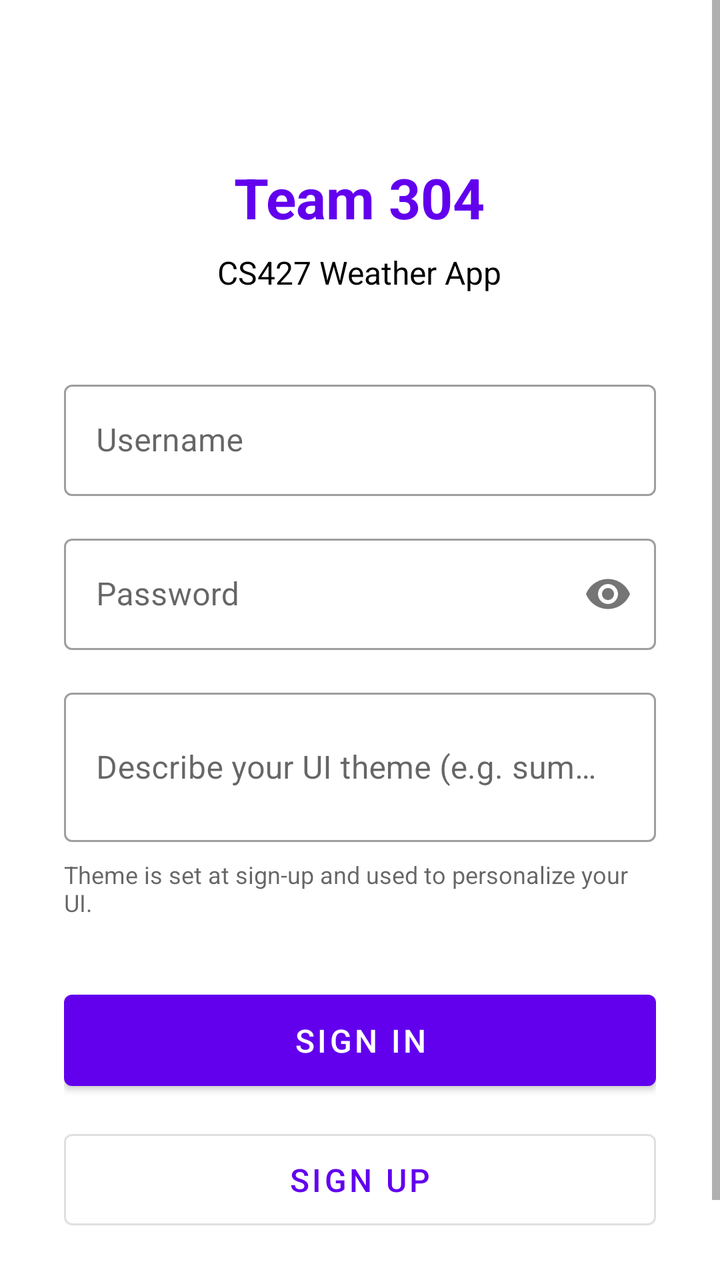
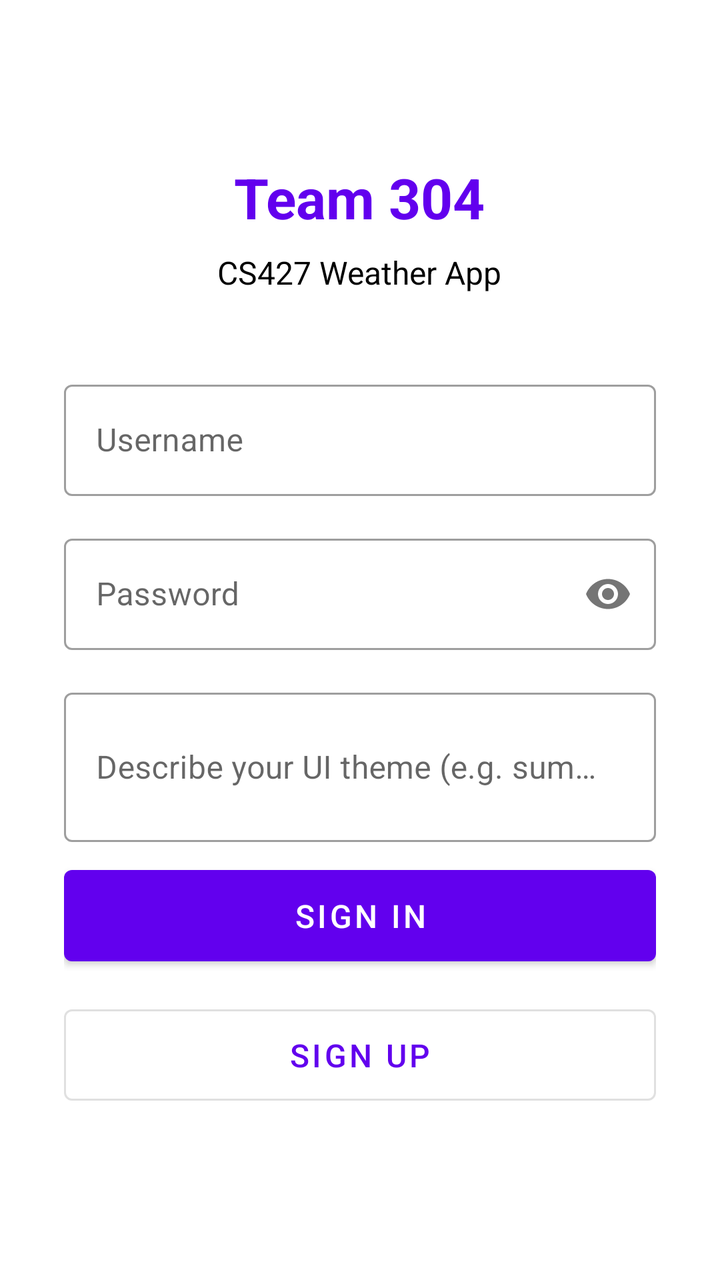

The first picture is an Android layout as it rendered before a commit; the second is the same layout after the commit. The layout source and the unified diff follow.
<!-- AndroidManifest.xml: application theme Theme.MyFirstApp -->
<!-- res/layout/activity_login.xml -->
<?xml version="1.0" encoding="utf-8"?>
<ScrollView xmlns:android="http://schemas.android.com/apk/res/android"
    xmlns:app="http://schemas.android.com/apk/res-auto"
    xmlns:tools="http://schemas.android.com/tools"
    android:layout_width="match_parent"
    android:layout_height="match_parent"
    android:background="?attr/colorSurface"
    android:fillViewport="true"
    tools:context=".LoginActivity">

    <LinearLayout
        android:layout_width="match_parent"
        android:layout_height="wrap_content"
        android:orientation="vertical"
        android:padding="32dp"
        android:gravity="center_horizontal">

        
        <TextView
            android:id="@+id/textViewAppTitle"
            android:layout_width="wrap_content"
            android:layout_height="wrap_content"
            android:layout_marginTop="48dp"
            android:text="Team 304"
            android:textSize="28sp"
            android:textStyle="bold"
            android:textColor="?attr/colorPrimary" />

        
        <TextView
            android:id="@+id/textViewSubtitle"
            android:layout_width="wrap_content"
            android:layout_height="wrap_content"
            android:layout_marginTop="8dp"
            android:layout_marginBottom="40dp"
            android:text="CS427 Weather App"
            android:textSize="16sp"
            android:textColor="?attr/colorOnSurface" />

        
        <com.google.android.material.textfield.TextInputLayout
            android:id="@+id/layoutUsername"
            style="@style/Widget.MaterialComponents.TextInputLayout.OutlinedBox"
            android:layout_width="match_parent"
            android:layout_height="wrap_content"
            android:layout_marginBottom="16dp"
            android:hint="Username">

            <com.google.android.material.textfield.TextInputEditText
                android:id="@+id/editTextUsername"
                android:layout_width="match_parent"
                android:layout_height="wrap_content"
                android:inputType="text"
                android:maxLines="1"
                android:imeOptions="actionNext" />
        </com.google.android.material.textfield.TextInputLayout>

        
        <com.google.android.material.textfield.TextInputLayout
            android:id="@+id/layoutPassword"
            style="@style/Widget.MaterialComponents.TextInputLayout.OutlinedBox"
            android:layout_width="match_parent"
            android:layout_height="wrap_content"
            android:layout_marginBottom="16dp"
            android:hint="Password"
            app:passwordToggleEnabled="true">

            <com.google.android.material.textfield.TextInputEditText
                android:id="@+id/editTextPassword"
                android:layout_width="match_parent"
                android:layout_height="wrap_content"
                android:inputType="textPassword"
                android:maxLines="1"
                android:imeOptions="actionNext" />
        </com.google.android.material.textfield.TextInputLayout>

        
        <com.google.android.material.textfield.TextInputLayout
            android:id="@+id/layoutTheme"
            style="@style/Widget.MaterialComponents.TextInputLayout.OutlinedBox"
            android:layout_width="match_parent"
            android:layout_height="wrap_content"
            android:layout_marginBottom="8dp"
            android:hint="Describe your UI theme (e.g. summer beach)">

            <com.google.android.material.textfield.TextInputEditText
                android:id="@+id/editTextTheme"
                android:layout_width="match_parent"
                android:layout_height="wrap_content"
                android:inputType="textMultiLine"
                android:minLines="2"
                android:maxLines="4"
                android:imeOptions="actionDone" />
        </com.google.android.material.textfield.TextInputLayout>

        
        <TextView
            android:id="@+id/textViewThemeHint"
            android:layout_width="match_parent"
            android:layout_height="wrap_content"
            android:layout_marginBottom="32dp"
            android:text="Theme is set at sign-up and used to personalize your UI."
            android:textSize="12sp"
            android:textColor="?attr/colorOnSurface"
            android:alpha="0.6" />

        
        <com.google.android.material.button.MaterialButton
            android:id="@+id/buttonSignIn"
            android:layout_width="match_parent"
            android:layout_height="wrap_content"
            android:layout_marginBottom="12dp"
            android:text="Sign In"
            android:textSize="16sp"
            android:padding="12dp" />

        
        <com.google.android.material.button.MaterialButton
            android:id="@+id/buttonSignUp"
            style="@style/Widget.MaterialComponents.Button.OutlinedButton"
            android:layout_width="match_parent"
            android:layout_height="wrap_content"
            android:layout_marginBottom="32dp"
            android:text="Sign Up"
            android:textSize="16sp"
            android:padding="12dp" />

    </LinearLayout>
</ScrollView>
<!-- resources referenced by this layout -->
<resources>
  <style name="Theme.MyFirstApp" parent="Theme.MaterialComponents.DayNight.DarkActionBar">
          
          <item name="colorPrimary">@color/purple_500</item>
          <item name="colorPrimaryVariant">@color/purple_700</item>
          <item name="colorOnPrimary">@color/white</item>
          
          <item name="colorSecondary">@color/teal_200</item>
          <item name="colorSecondaryVariant">@color/teal_700</item>
          <item name="colorOnSecondary">@color/black</item>
          
          <item name="android:statusBarColor" tools:targetApi="l">?attr/colorPrimaryVariant</item>
          
      </style>
  <color name="purple_500">#FF6200EE</color>
  <color name="purple_700">#FF3700B3</color>
  <color name="white">#FFFFFFFF</color>
  <color name="teal_200">#FF03DAC5</color>
  <color name="teal_700">#FF018786</color>
  <color name="black">#FF000000</color>
</resources>

<!-- the commit's change to res/layout/activity_login.xml (unified diff, before → after) -->
@@ -94,15 +94,6 @@
         </com.google.android.material.textfield.TextInputLayout>
 
         
-        <TextView
-            android:id="@+id/textViewThemeHint"
-            android:layout_width="match_parent"
-            android:layout_height="wrap_content"
-            android:layout_marginBottom="32dp"
-            android:text="Theme is set at sign-up and used to personalize your UI."
-            android:textSize="12sp"
-            android:textColor="?attr/colorOnSurface"
-            android:alpha="0.6" />
 
         
         <com.google.android.material.button.MaterialButton
